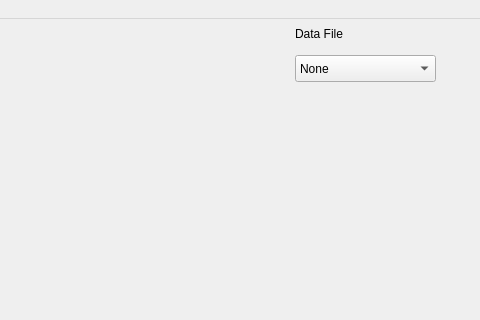
Above: titiQt/ui/mainMenu.ui from emilopez/titi before the change; both pictures show x 493 to 973 and y 0 to 320 of the 973 by 653 pixel window. Below: the same form after it.
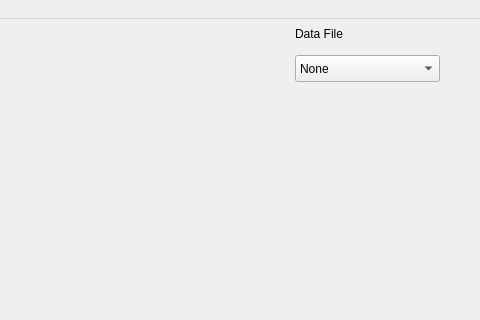
That is the form after the change.

Diff of the .ui file:
```diff
--- a/titiQt/ui/mainMenu.ui
+++ b/titiQt/ui/mainMenu.ui
@@ -160,7 +160,7 @@
        </property>
        <property name="maximumSize">
         <size>
-         <width>141</width>
+         <width>145</width>
          <height>27</height>
         </size>
        </property>
```
Left out of the diff: 2 changed lines with no effect on the pictures.
